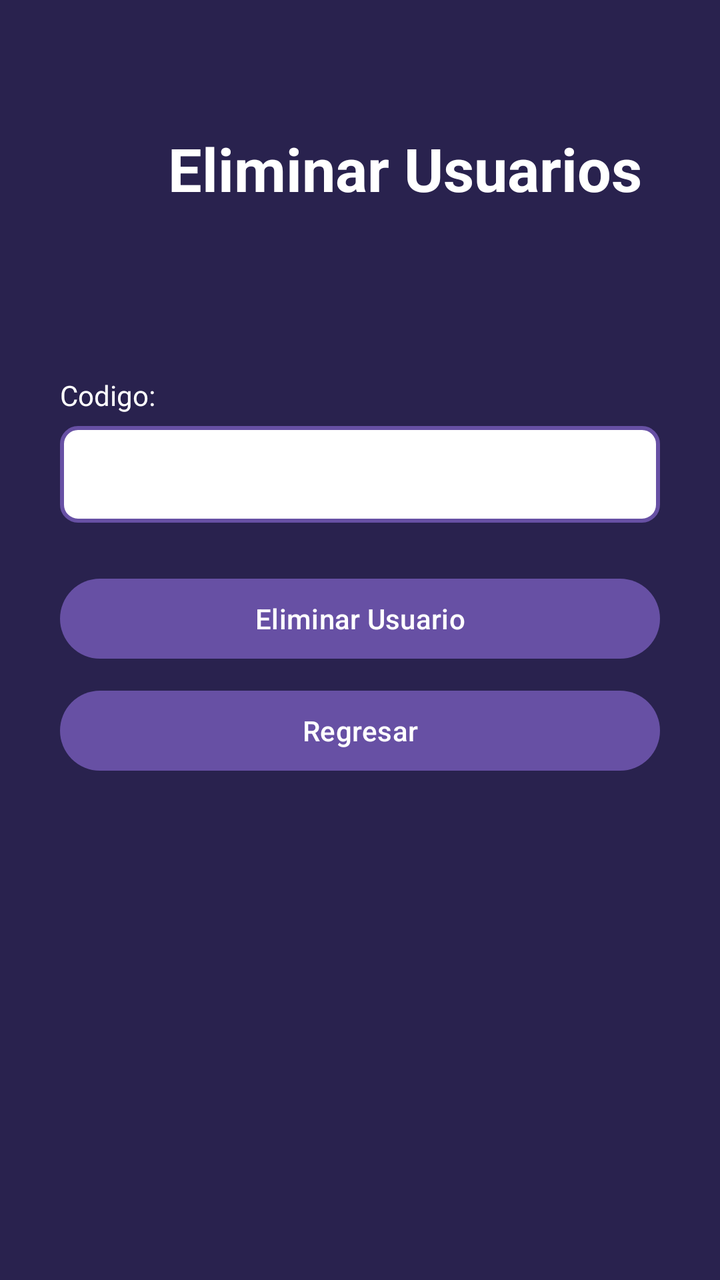
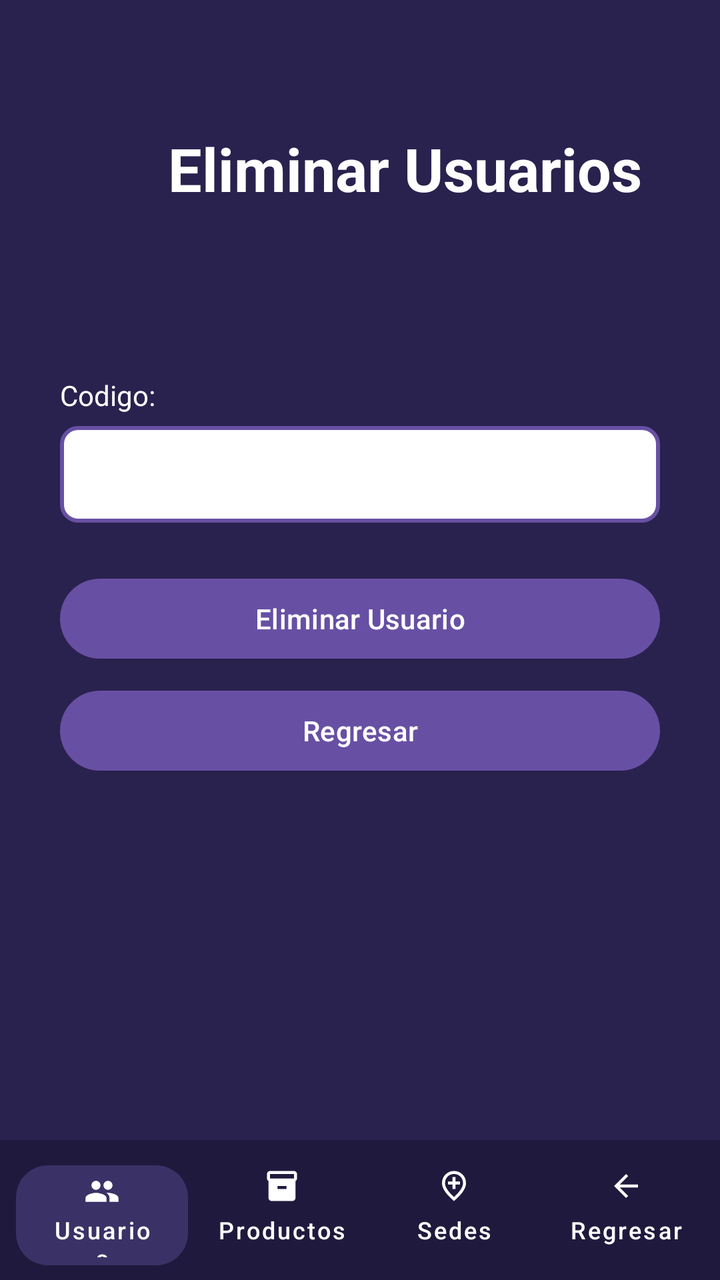

Screens rendered from an Android XML layout before and after an edit, with the pre-edit source and the edit as a unified diff.
<!-- AndroidManifest.xml: application theme Theme.AlcamenProyectoFinal -->
<!-- res/layout/activity_frm_eliminar_usuarios.xml -->
<?xml version="1.0" encoding="utf-8"?>
<androidx.constraintlayout.widget.ConstraintLayout xmlns:android="http://schemas.android.com/apk/res/android"
    xmlns:app="http://schemas.android.com/apk/res-auto"
    xmlns:tools="http://schemas.android.com/tools"
    android:id="@+id/main"
    android:background="#29224E"
    android:layout_width="match_parent"
    android:layout_height="match_parent"
    tools:context=".Vista.frmEliminarUsuarios">

    <TextView
        android:id="@+id/tvTituloEliminarUsuarios"
        android:layout_width="0dp"
        android:layout_height="wrap_content"
        android:layout_marginStart="84dp"
        android:layout_marginTop="64dp"
        android:gravity="center"
        android:text="Eliminar Usuarios"
        android:textColor="#FFFFFF"
        android:textSize="30sp"
        android:textStyle="bold"
        app:layout_constraintStart_toStartOf="parent"
        app:layout_constraintTop_toTopOf="parent" />

    <LinearLayout
        android:layout_width="300dp"
        android:layout_height="wrap_content"
        android:orientation="vertical"
        android:gravity="center_horizontal"
        app:layout_constraintBottom_toBottomOf="parent"
        app:layout_constraintEnd_toEndOf="parent"
        app:layout_constraintStart_toStartOf="parent"
        app:layout_constraintTop_toBottomOf="@+id/tvTituloEliminarUsuarios"
        app:layout_constraintVertical_bias="0.25">

        <TextView
            android:id="@+id/textView17"
            android:layout_width="match_parent"
            android:layout_height="wrap_content"
            android:text="Codigo:"
            android:textColor="#FFFFFF"
            android:textSize="14sp"
            android:layout_marginBottom="6dp" />

        <EditText
            android:id="@+id/txtEliminarUsuario"
            android:layout_width="match_parent"
            android:layout_height="wrap_content"
            android:ems="10"
            android:inputType="text"
            android:background="@drawable/input_border"
            android:padding="12dp"
            android:textColor="#000000"
            android:layout_marginBottom="24dp" />

        <Button
            android:id="@+id/button32"
            android:layout_width="match_parent"
            android:layout_height="wrap_content"
            android:onClick="btnEliminarUsuario"
            android:text="Eliminar Usuario"
            android:layout_marginBottom="8dp" />

        <Button
            android:id="@+id/button33"
            android:layout_width="match_parent"
            android:layout_height="wrap_content"
            android:onClick="btnRegresar"
            android:text="Regresar" />

    </LinearLayout>

</androidx.constraintlayout.widget.ConstraintLayout>
<!-- resources referenced by this layout -->
<resources>
  <!-- drawable input_border (drawable) -->
  <?xml version="1.0" encoding="utf-8"?>
  <shape xmlns:android="http://schemas.android.com/apk/res/android"
      android:shape="rectangle">
  
      <solid android:color="#FFFFFF" />
  
      <stroke
          android:width="2dp"
          android:color="#6750A4" />
  
      <corners android:radius="8dp" />
  
  </shape>
  <style name="Theme.AlcamenProyectoFinal" parent="Base.Theme.AlcamenProyectoFinal" />
  <style name="Base.Theme.AlcamenProyectoFinal" parent="Theme.Material3.DayNight.NoActionBar">
          
          
      </style>
</resources>

<!-- the commit's change to res/layout/activity_frm_eliminar_usuarios.xml (unified diff, before → after) -->
@@ -70,4 +70,80 @@
 
     </LinearLayout>
 
+    <LinearLayout
+        android:id="@+id/bottomBar"
+        android:layout_width="match_parent"
+        android:layout_height="70dp"
+        android:background="#1F1A3D"
+        android:orientation="horizontal"
+        android:padding="4dp"
+        app:layout_constraintBottom_toBottomOf="parent"
+        app:layout_constraintEnd_toEndOf="parent"
+        app:layout_constraintStart_toStartOf="parent">
+
+        <com.google.android.material.button.MaterialButton
+            android:id="@+id/btnUsuarios"
+            style="@style/Widget.MaterialComponents.Button.UnelevatedButton"
+            android:layout_width="0dp"
+            android:layout_height="wrap_content"
+            android:layout_marginHorizontal="4dp"
+            android:layout_weight="1"
+            android:text="Usuarios"
+            android:textColor="@android:color/white"
+            android:textSize="12sp"
+            app:backgroundTint="#3A3266"
+            app:cornerRadius="16dp"
+            app:icon="@drawable/ic_people"
+            app:iconGravity="top"
+            app:iconPadding="2dp"
+            app:iconTint="@android:color/white"
+            app:textAllCaps="false" />
+
+        <com.google.android.material.button.MaterialButton
+            android:id="@+id/btnProductos"
+            style="@style/Widget.MaterialComponents.Button.TextButton"
+            android:layout_width="0dp"
+            android:layout_height="match_parent"
+            android:layout_weight="1"
+            android:text="Productos"
+            android:textColor="@android:color/white"
+            android:textSize="12sp"
+            app:icon="@drawable/ic_inventory"
+            app:iconGravity="top"
+            app:iconPadding="2dp"
+            app:iconTint="@android:color/white"
+            app:textAllCaps="false" />
+
+        <com.google.android.material.button.MaterialButton
+            android:id="@+id/btnSedes"
+            style="@style/Widget.MaterialComponents.Button.TextButton"
+            android:layout_width="0dp"
+            android:layout_height="match_parent"
+            android:layout_weight="1"
+            android:text="Sedes"
+            android:textColor="@android:color/white"
+            android:textSize="12sp"
+            app:icon="@drawable/ic_location_city"
+            app:iconGravity="top"
+            app:iconPadding="2dp"
+            app:iconTint="@android:color/white"
+            app:textAllCaps="false" />
+
+        <com.google.android.material.button.MaterialButton
+            android:id="@+id/btnRegresar"
+            style="@style/Widget.MaterialComponents.Button.TextButton"
+            android:layout_width="0dp"
+            android:layout_height="match_parent"
+            android:layout_weight="1"
+            android:text="Regresar"
+            android:textColor="@android:color/white"
+            android:textSize="12sp"
+            app:icon="@drawable/ic_arrow_back"
+            app:iconGravity="top"
+            app:iconPadding="2dp"
+            app:iconTint="@android:color/white"
+            app:textAllCaps="false" />
+
+    </LinearLayout>
+
 </androidx.constraintlayout.widget.ConstraintLayout>
<!-- resource entries referenced after the edit -->
@@ -1,5 +1,29 @@
 <!-- resources referenced by this layout -->
 <resources>
+  <!-- drawable ic_arrow_back (drawable) -->
+  <vector xmlns:android="http://schemas.android.com/apk/res/android" android:autoMirrored="true" android:height="24dp" android:tint="#000000" android:viewportHeight="960" android:viewportWidth="960" android:width="24dp">
+        
+      <path android:fillColor="@android:color/white" android:pathData="M313,520L537,744L480,800L160,480L480,160L537,216L313,440L800,440L800,520L313,520Z"/>
+      
+  </vector>
+  <!-- drawable ic_inventory (drawable) -->
+  <vector xmlns:android="http://schemas.android.com/apk/res/android" android:height="24dp" android:tint="#000000" android:viewportHeight="24" android:viewportWidth="24" android:width="24dp">
+        
+      <path android:fillColor="@android:color/white" android:pathData="M20,2L4,2c-1,0 -2,0.9 -2,2v3.01c0,0.72 0.43,1.34 1,1.69L3,20c0,1.1 1.1,2 2,2h14c0.9,0 2,-0.9 2,-2L21,8.7c0.57,-0.35 1,-0.97 1,-1.69L22,4c0,-1.1 -1,-2 -2,-2zM15,14L9,14v-2h6v2zM20,7L4,7L4,4l16,-0.02L20,7z"/>
+      
+  </vector>
+  <!-- drawable ic_location_city (drawable) -->
+  <vector xmlns:android="http://schemas.android.com/apk/res/android" android:height="24dp" android:tint="#000000" android:viewportHeight="960" android:viewportWidth="960" android:width="24dp">
+        
+      <path android:fillColor="@android:color/white" android:pathData="M440,560L520,560L520,440L640,440L640,360L520,360L520,240L440,240L440,360L320,360L320,440L440,440L440,560ZM480,774Q602,662 661,570.5Q720,479 720,408Q720,299 650.5,229.5Q581,160 480,160Q379,160 309.5,229.5Q240,299 240,408Q240,479 299,570.5Q358,662 480,774ZM480,880Q319,743 239.5,625.5Q160,508 160,408Q160,258 256.5,169Q353,80 480,80Q607,80 703.5,169Q800,258 800,408Q800,508 720.5,625.5Q641,743 480,880ZM480,400Q480,400 480,400Q480,400 480,400Q480,400 480,400Q480,400 480,400Q480,400 480,400Q480,400 480,400Q480,400 480,400Q480,400 480,400Z"/>
+      
+  </vector>
+  <!-- drawable ic_people (drawable) -->
+  <vector xmlns:android="http://schemas.android.com/apk/res/android" android:height="24dp" android:tint="#000000" android:viewportHeight="24" android:viewportWidth="24" android:width="24dp">
+        
+      <path android:fillColor="@android:color/white" android:pathData="M16,11c1.66,0 2.99,-1.34 2.99,-3S17.66,5 16,5c-1.66,0 -3,1.34 -3,3s1.34,3 3,3zM8,11c1.66,0 2.99,-1.34 2.99,-3S9.66,5 8,5C6.34,5 5,6.34 5,8s1.34,3 3,3zM8,13c-2.33,0 -7,1.17 -7,3.5L1,19h14v-2.5c0,-2.33 -4.67,-3.5 -7,-3.5zM16,13c-0.29,0 -0.62,0.02 -0.97,0.05 1.16,0.84 1.97,1.97 1.97,3.45L17,19h6v-2.5c0,-2.33 -4.67,-3.5 -7,-3.5z"/>
+      
+  </vector>
   <!-- drawable input_border (drawable) -->
   <?xml version="1.0" encoding="utf-8"?>
   <shape xmlns:android="http://schemas.android.com/apk/res/android"
